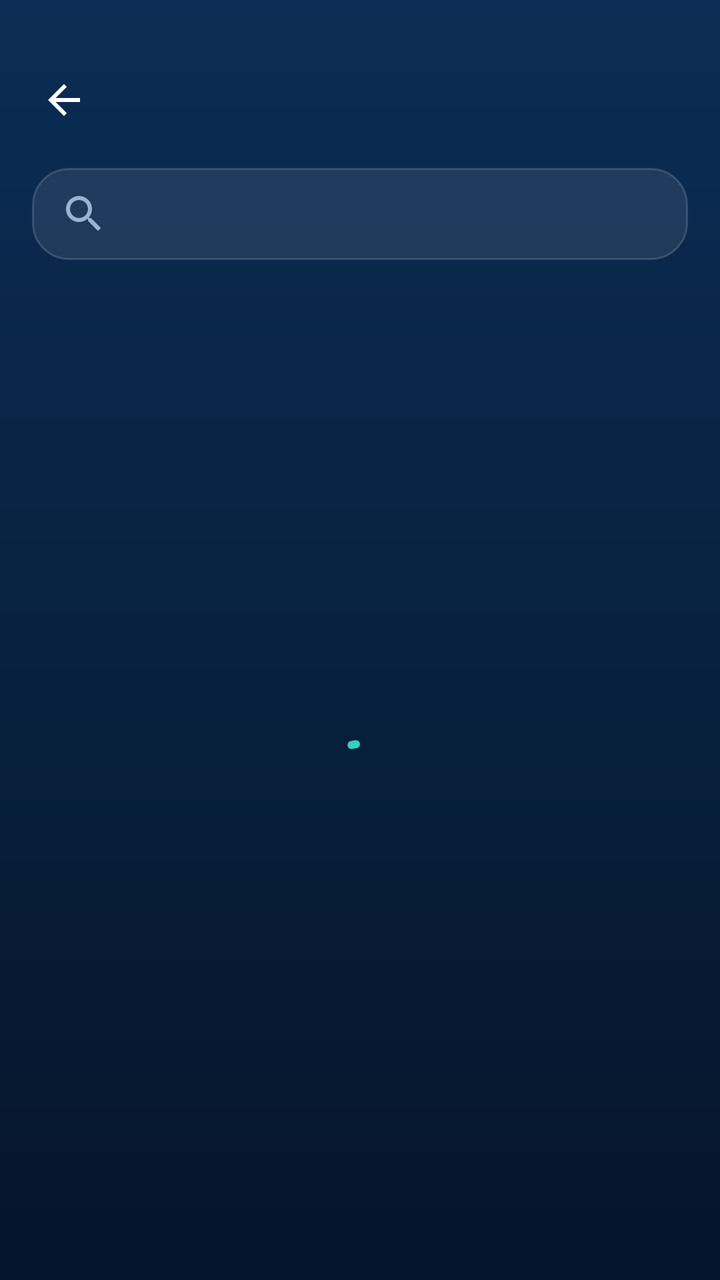
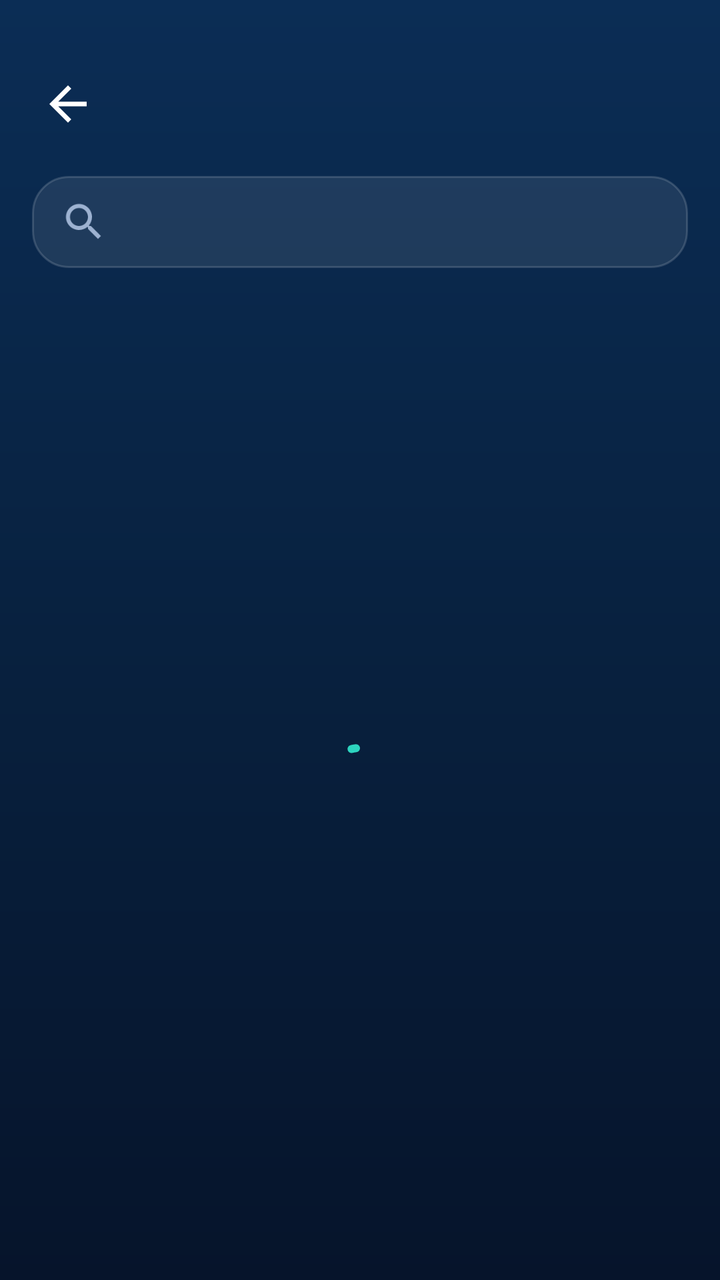

Before-and-after screenshots of an Android layout around one commit, followed by the original layout XML and the change that was made.
<!-- AndroidManifest.xml: application theme Theme.CampusPulse -->
<!-- res/layout/activity_directory.xml -->
<?xml version="1.0" encoding="utf-8"?>
<FrameLayout xmlns:android="http://schemas.android.com/apk/res/android"
    xmlns:app="http://schemas.android.com/apk/res-auto"
    android:layout_width="match_parent"
    android:layout_height="match_parent"
    android:background="@drawable/bg_dashboard">

    <LinearLayout
        android:layout_width="match_parent"
        android:layout_height="match_parent"
        android:orientation="vertical">

        <LinearLayout
            android:layout_width="match_parent"
            android:layout_height="wrap_content"
            android:gravity="center_vertical"
            android:orientation="horizontal"
            android:paddingStart="10dp"
            android:paddingTop="28dp"
            android:paddingEnd="20dp"
            android:paddingBottom="8dp">

            <ImageView
                android:id="@+id/btnBack"
                android:layout_width="44dp"
                android:layout_height="44dp"
                android:background="?attr/selectableItemBackgroundBorderless"
                android:contentDescription="Back"
                android:padding="10dp"
                android:src="@drawable/ic_back" />

            <TextView
                android:id="@+id/tvTitle"
                android:layout_width="0dp"
                android:layout_height="wrap_content"
                android:layout_marginStart="4dp"
                android:layout_weight="1"
                android:fontFamily="@font/poppins_bold"
                android:textColor="#FFFFFF"
                android:textSize="24sp" />

            <TextView
                android:id="@+id/tvCount"
                android:layout_width="wrap_content"
                android:layout_height="wrap_content"
                android:fontFamily="@font/poppins_regular"
                android:textColor="#9DB2D1"
                android:textSize="13sp" />
        </LinearLayout>

        <EditText
            android:id="@+id/etSearch"
            android:layout_width="match_parent"
            android:layout_height="46dp"
            android:layout_marginStart="16dp"
            android:layout_marginTop="4dp"
            android:layout_marginEnd="16dp"
            android:layout_marginBottom="10dp"
            android:autofillHints="none"
            android:background="@drawable/bg_notice_item"
            android:drawableStart="@drawable/ic_search"
            android:drawablePadding="10dp"
            android:drawableTint="#9DB2D1"
            android:fontFamily="@font/poppins_regular"
            android:imeOptions="actionSearch"
            android:inputType="text"
            android:maxLines="1"
            android:paddingStart="14dp"
            android:paddingEnd="14dp"
            android:textColor="#FFFFFF"
            android:textColorHint="#7C8FB0"
            android:textSize="14sp" />

        <HorizontalScrollView
            android:layout_width="match_parent"
            android:layout_height="wrap_content"
            android:clipToPadding="false"
            android:paddingStart="16dp"
            android:paddingEnd="16dp"
            android:scrollbars="none">

            <LinearLayout
                android:id="@+id/chipRow"
                android:layout_width="wrap_content"
                android:layout_height="wrap_content"
                android:orientation="horizontal" />
        </HorizontalScrollView>

        <FrameLayout
            android:layout_width="match_parent"
            android:layout_height="0dp"
            android:layout_weight="1">

            <androidx.recyclerview.widget.RecyclerView
                android:id="@+id/rvItems"
                android:layout_width="match_parent"
                android:layout_height="match_parent"
                android:clipToPadding="false"
                android:paddingStart="10dp"
                android:paddingTop="10dp"
                android:paddingEnd="10dp"
                android:paddingBottom="40dp" />

            <LinearLayout
                android:id="@+id/emptyState"
                android:layout_width="match_parent"
                android:layout_height="match_parent"
                android:gravity="center"
                android:orientation="vertical"
                android:visibility="gone">

                <ImageView
                    android:id="@+id/ivEmpty"
                    android:layout_width="64dp"
                    android:layout_height="64dp"
                    android:importantForAccessibility="no"
                    android:tint="#4A5F85" />

                <TextView
                    android:id="@+id/tvEmptyTitle"
                    android:layout_width="wrap_content"
                    android:layout_height="wrap_content"
                    android:layout_marginTop="12dp"
                    android:fontFamily="@font/poppins_bold"
                    android:textColor="#FFFFFF"
                    android:textSize="18sp" />

                <TextView
                    android:id="@+id/tvEmptySub"
                    android:layout_width="wrap_content"
                    android:layout_height="wrap_content"
                    android:fontFamily="@font/poppins_regular"
                    android:gravity="center"
                    android:paddingStart="32dp"
                    android:paddingEnd="32dp"
                    android:textColor="#9DB2D1"
                    android:textSize="13sp" />
            </LinearLayout>

            <com.google.android.material.progressindicator.CircularProgressIndicator
                android:id="@+id/loading"
                android:layout_width="wrap_content"
                android:layout_height="wrap_content"
                android:layout_gravity="center"
                android:indeterminate="true"
                app:indicatorColor="#2DD4BF" />
        </FrameLayout>
    </LinearLayout>
</FrameLayout>
<!-- resources referenced by this layout -->
<resources>
  <!-- drawable bg_dashboard (drawable) -->
  <shape xmlns:android="http://schemas.android.com/apk/res/android">
      <gradient android:startColor="#0B2D55" android:centerColor="#08213F"
          android:endColor="#06142B" android:angle="270" />
  </shape>
  <!-- drawable bg_notice_item (drawable) -->
  <shape xmlns:android="http://schemas.android.com/apk/res/android">
      <solid android:color="#16FFFFFF" />
      <stroke android:width="1dp" android:color="#26FFFFFF" />
      <corners android:radius="18dp" />
  </shape>
  <!-- drawable ic_back (drawable) -->
  <vector xmlns:android="http://schemas.android.com/apk/res/android"
      android:width="24dp" android:height="24dp"
      android:viewportWidth="24" android:viewportHeight="24">
      <path android:fillColor="#FFFFFF"
          android:pathData="M20,11H7.83l5.59,-5.59L12,4l-8,8 8,8 1.41,-1.41L7.83,13H20v-2z"/>
  </vector>
  <!-- drawable ic_search (drawable) -->
  <vector xmlns:android="http://schemas.android.com/apk/res/android"
      android:width="24dp" android:height="24dp"
      android:viewportWidth="24" android:viewportHeight="24">
      <path android:fillColor="#FFFFFF"
          android:pathData="M15.5,14h-0.79l-0.28,-0.27C15.41,12.59 16,11.11 16,9.5 16,5.91 13.09,3 9.5,3S3,5.91 3,9.5 5.91,16 9.5,16c1.61,0 3.09,-0.59 4.23,-1.57l0.27,0.28v0.79l5,4.99L20.49,19l-4.99,-5zM9.5,14C7.01,14 5,11.99 5,9.5S7.01,5 9.5,5 14,7.01 14,9.5 11.99,14 9.5,14z"/>
  </vector>
  <style name="Theme.CampusPulse" parent="Theme.Material3.DayNight.NoActionBar" />
</resources>

<!-- the commit's change to res/layout/activity_directory.xml (unified diff, before → after) -->
@@ -22,8 +22,8 @@
 
             <ImageView
                 android:id="@+id/btnBack"
-                android:layout_width="44dp"
-                android:layout_height="44dp"
+                android:layout_width="48dp"
+                android:layout_height="48dp"
                 android:background="?attr/selectableItemBackgroundBorderless"
                 android:contentDescription="Back"
                 android:padding="10dp"
